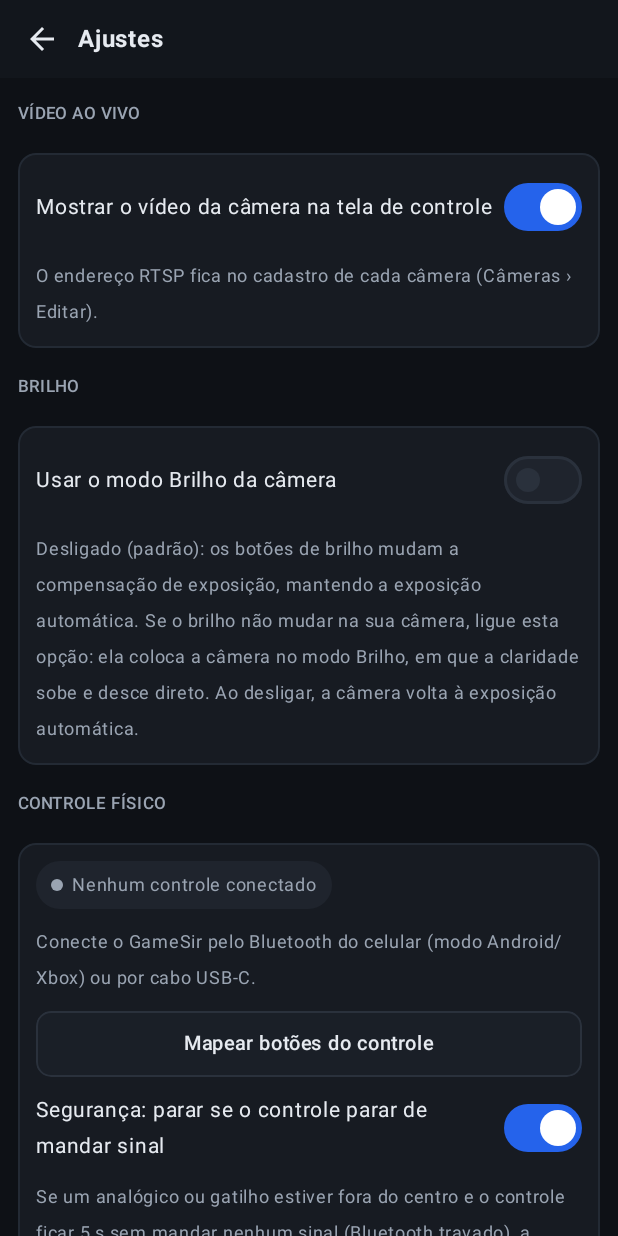
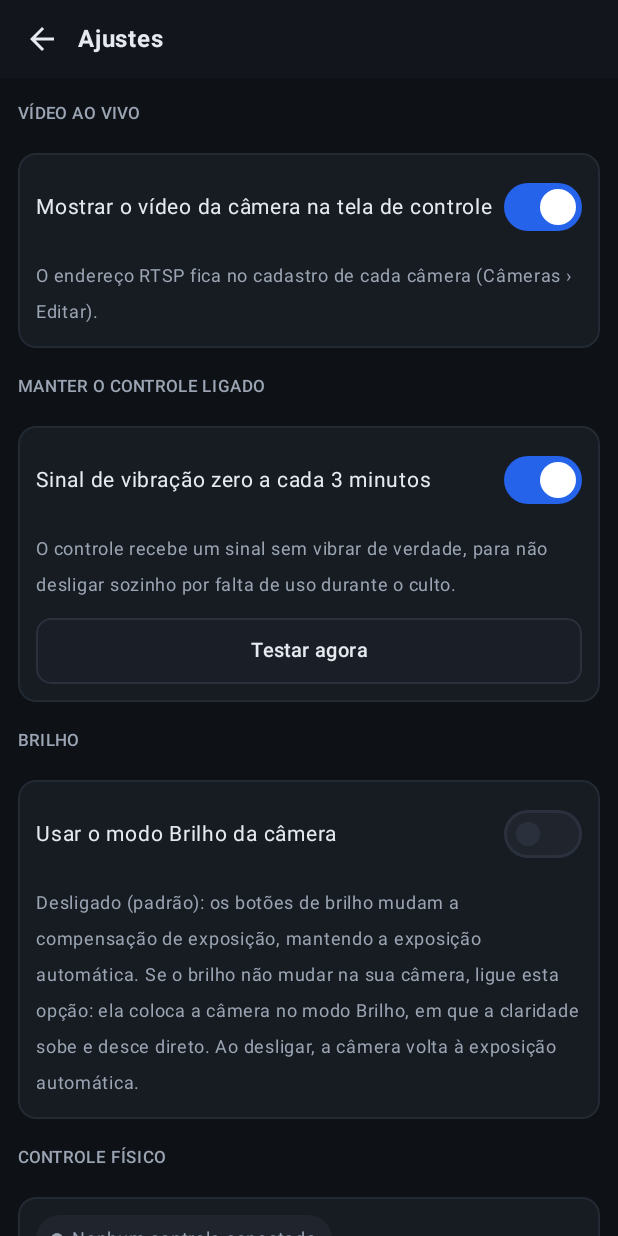
Before and after one commit to eleonardop/ptz-android, an Android app built with Jetpack Compose: the screen it shows after launch (MainActivity), after a tap on "Ajustes", on a phone screen of 412 x 824 dp. Run offline under Robolectric (Android 15) with nearby library versions, the phone set to English and light mode, and no system bars; 1 statement that could not run was skipped.

Commit message:
Sinal de vibração zero a cada 3 minutos para o controle não desligar sozinho (com opção e teste em Ajustes)
Co-Authored-By: Claude Opus 5.5 <noreply@anthropic.com>
Claude-Session: https://claude.ai/code/session_01ChsCtzzmh5WTSWCfHnyMZx

```diff
--- a/app/src/main/AndroidManifest.xml
+++ b/app/src/main/AndroidManifest.xml
@@ -2,6 +2,7 @@
 <manifest xmlns:android="http://schemas.android.com/apk/res/android">
 
     <uses-permission android:name="android.permission.INTERNET" />
+    <uses-permission android:name="android.permission.VIBRATE" />
     <uses-permission android:name="android.permission.ACCESS_NETWORK_STATE" />
     <uses-permission android:name="android.permission.ACCESS_WIFI_STATE" />
     <uses-permission android:name="android.permission.CHANGE_WIFI_MULTICAST_STATE" />
--- a/app/src/main/java/com/ptzstudio/android/core/Settings.kt
+++ b/app/src/main/java/com/ptzstudio/android/core/Settings.kt
@@ -30,6 +30,8 @@ data class AppSettings(
     val videoEnabled: Boolean = true,
     /** Brilho pelo modo "Brilho" da câmera (para câmeras que ignoram a compensação de exposição). */
     val brightMode: Boolean = false,
+    /** Manda um sinal de vibração zero ao controle a cada 3 minutos, para ele não desligar sozinho. */
+    val keepPadAwake: Boolean = true,
 ) {
     val selectedCamera: CameraConfig?
         get() = cameras.firstOrNull { it.id == selectedCameraId } ?: cameras.firstOrNull()
@@ -81,6 +83,7 @@ object SettingsCodec {
         o.put("learnedKeys", JSONObject().apply { s.learnedKeys.forEach { (k, b) -> put(k.toString(), b.name) } })
         o.put("videoEnabled", s.videoEnabled)
         o.put("brightMode", s.brightMode)
+        o.put("keepPadAwake", s.keepPadAwake)
         return o.toString()
     }
 
@@ -158,6 +161,7 @@ object SettingsCodec {
                 // Até a versão 1 o vídeo vinha desligado por padrão: quem atualiza passa a ter o vídeo ligado.
                 videoEnabled = if (o.optInt("version", 1) < 2) true else o.optBoolean("videoEnabled", true),
                 brightMode = o.optBoolean("brightMode", false),
+                keepPadAwake = o.optBoolean("keepPadAwake", true),
             )
         } catch (_: Exception) {
             null
--- a/app/src/main/java/com/ptzstudio/android/ui/SettingsScreen.kt
+++ b/app/src/main/java/com/ptzstudio/android/ui/SettingsScreen.kt
@@ -46,6 +46,15 @@ fun SettingsScreen(engine: Engine, onBack: () -> Unit, onMapping: () -> Unit) {
             Panel(Modifier.fillMaxWidth()) {
                 SwitchRow("Mostrar o vídeo da câmera na tela de controle", settings.videoEnabled) { engine.setVideoEnabled(it) }
                 Hint("O endereço RTSP fica no cadastro de cada câmera (Câmeras › Editar).")
+            }
+
+            SectionTitle("Manter o controle ligado")
+            Panel(Modifier.fillMaxWidth()) {
+                val pulse by engine.padPulse.collectAsState()
+                SwitchRow("Sinal de vibração zero a cada 3 minutos", settings.keepPadAwake) { on -> engine.update { it.copy(keepPadAwake = on) } }
+                Hint("O controle recebe um sinal sem vibrar de verdade, para não desligar sozinho por falta de uso durante o culto.")
+                pulse?.let { Text("Último sinal: $it", color = Palette.Soft, fontSize = 13.sp) }
+                PadTile("Testar agora", Modifier.fillMaxWidth()) { engine.pulsePads() }
             }
 
             SectionTitle("Brilho")
```
Also changed, not shown: app/src/main/java/com/ptzstudio/android/Engine.kt (+51 -0 lines).
